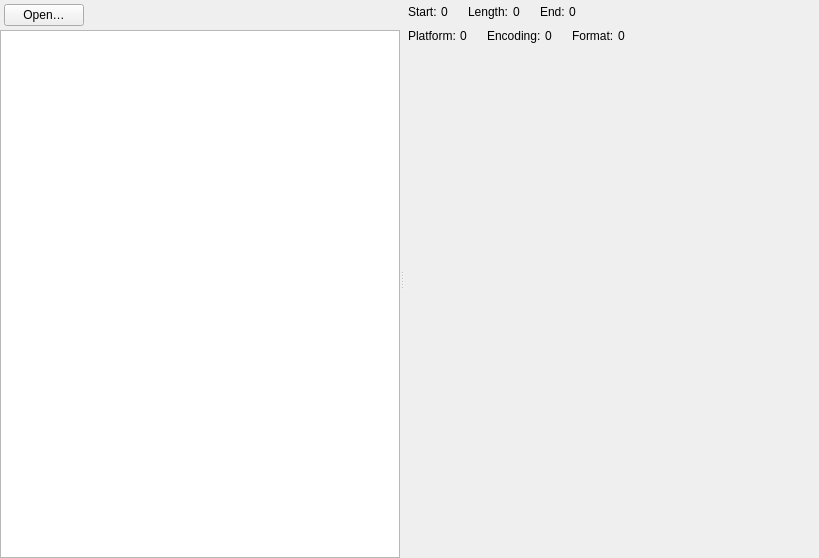
Qt form TtfBrowser/FmMain.ui (Mercury13/unicodia) before a commit.
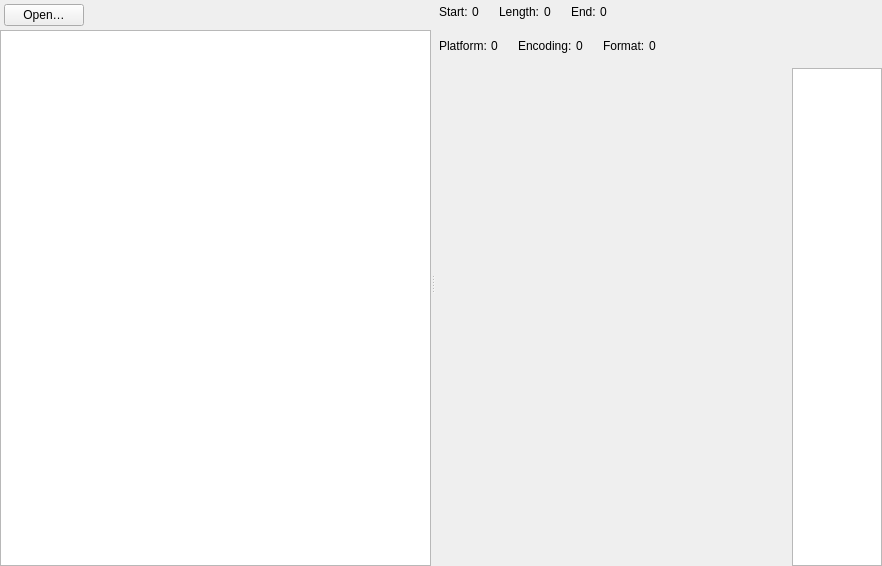
The same form after that commit. Custom widgets are drawn as their Qt base class.

```diff
--- a/TtfBrowser/FmMain.ui
+++ b/TtfBrowser/FmMain.ui
@@ -6,8 +6,8 @@
    <rect>
     <x>0</x>
     <y>0</y>
-    <width>819</width>
-    <height>558</height>
+    <width>882</width>
+    <height>566</height>
    </rect>
   </property>
   <property name="windowTitle">
@@ -89,6 +89,9 @@
         </item>
         <item>
          <widget class="QTreeView" name="treeStructure">
+          <property name="indentation">
+           <number>15</number>
+          </property>
           <attribute name="headerVisible">
            <bool>false</bool>
           </attribute>
@@ -116,7 +119,7 @@
         <item>
          <layout class="QVBoxLayout" name="verticalLayout_2" stretch="0,0,1">
           <property name="spacing">
-           <number>0</number>
+           <number>10</number>
           </property>
           <item>
            <widget class="QWidget" name="wiPos" native="true">
@@ -341,13 +344,65 @@
            </widget>
           </item>
           <item>
-           <widget class="QHexView" name="hxView" native="true">
-            <property name="sizePolicy">
-             <sizepolicy hsizetype="Expanding" vsizetype="Expanding">
-              <horstretch>0</horstretch>
-              <verstretch>0</verstretch>
-             </sizepolicy>
-            </property>
+           <widget class="QWidget" name="widget" native="true">
+            <layout class="QHBoxLayout" name="horizontalLayout_4" stretch="1,0">
+             <property name="spacing">
+              <number>0</number>
+             </property>
+             <property name="leftMargin">
+              <number>0</number>
+             </property>
+             <property name="topMargin">
+              <number>0</number>
+             </property>
+             <property name="rightMargin">
+              <number>0</number>
+             </property>
+             <property name="bottomMargin">
+              <number>0</number>
+             </property>
+             <item>
+              <widget class="QHexView" name="hxView" native="true">
+               <property name="sizePolicy">
+                <sizepolicy hsizetype="Expanding" vsizetype="Expanding">
+                 <horstretch>0</horstretch>
+                 <verstretch>0</verstretch>
+                </sizepolicy>
+               </property>
+              </widget>
+             </item>
+             <item>
+              <widget class="QPlainTextEdit" name="memoMapping">
+               <property name="sizePolicy">
+                <sizepolicy hsizetype="Fixed" vsizetype="Expanding">
+                 <horstretch>0</horstretch>
+                 <verstretch>0</verstretch>
+                </sizepolicy>
+               </property>
+               <property name="minimumSize">
+                <size>
+                 <width>90</width>
+                 <height>0</height>
+                </size>
+               </property>
+               <property name="maximumSize">
+                <size>
+                 <width>90</width>
+                 <height>16777215</height>
+                </size>
+               </property>
+               <property name="tabChangesFocus">
+                <bool>true</bool>
+               </property>
+               <property name="readOnly">
+                <bool>true</bool>
+               </property>
+               <property name="plainText">
+                <string notr="true"/>
+               </property>
+              </widget>
+             </item>
+            </layout>
            </widget>
           </item>
          </layout>
```
